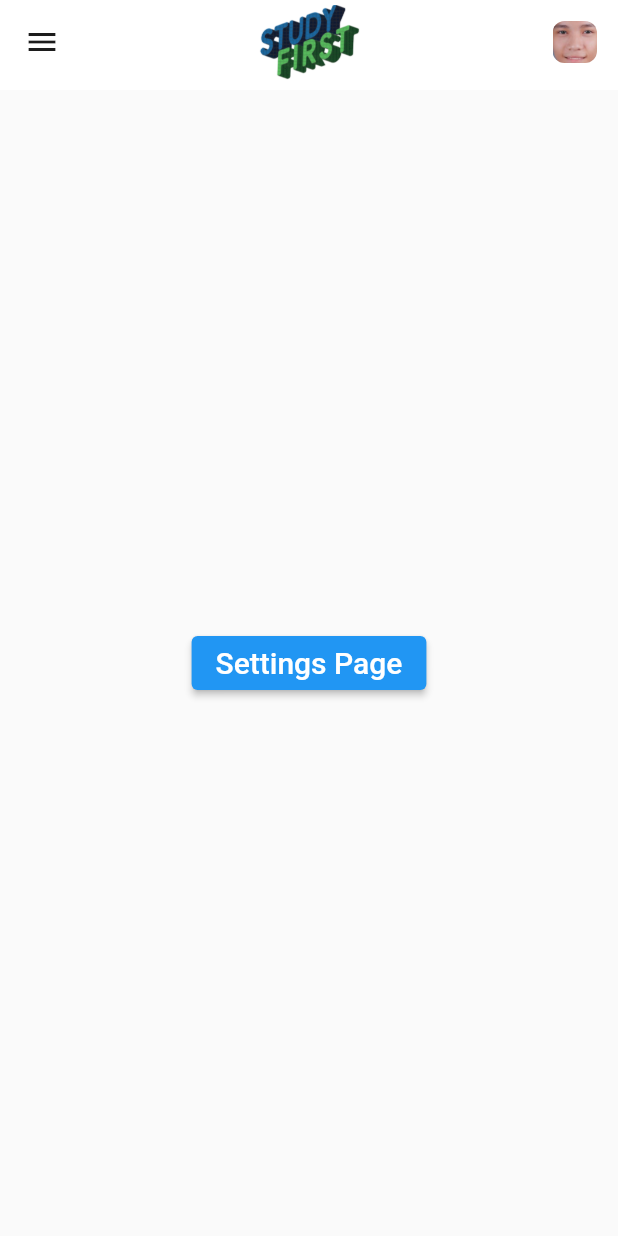
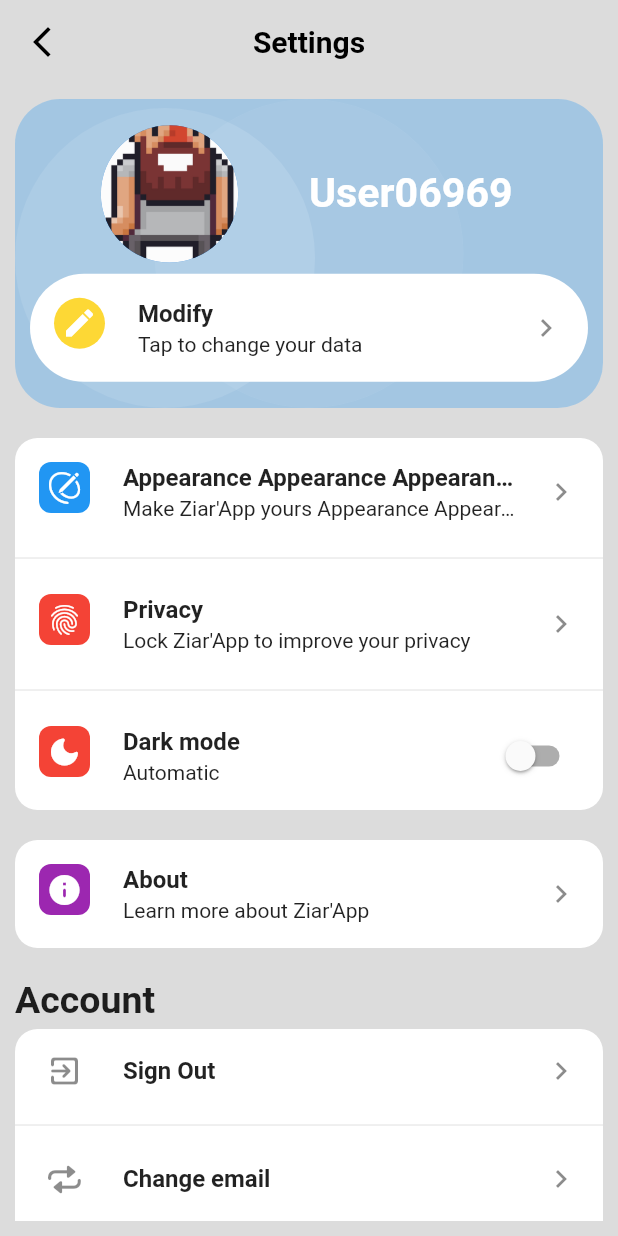
Before and after one commit to Bryan-Monterozo/study_first_ggs_later, a Flutter app: the StudySettings screen opened directly, on a phone screen of 412 x 824 dp. Run offline on Flutter 3.47's test engine with Material 2 defaults, Android fonts, the phone set to English and light mode, and no system bars; our stand-ins replace card_swiper, cloud_firestore, confetti, firebase_core, flip_card, get and 4 more; missing offline and left inert: enum_to_string, syncfusion_flutter_core; accounts and stored records are empty; Roboto replaces fonts that are missing (Product Sans); statements that could not run were skipped.

Commit message:
placeholder (will customize laterrrrr)

```diff
--- a/lib/modules/settings/view/screens/settings.dart
+++ b/lib/modules/settings/view/screens/settings.dart
@@ -1,12 +1,18 @@
 // import 'package:cloud_firestore/cloud_firestore.dart';
+
+import 'package:flutter/foundation.dart';
 import 'package:flutter/material.dart';
 import 'package:get/get.dart';
 import 'package:study_first_ggs_later/core/constants/route.dart';
-import 'package:study_first_ggs_later/modules/settings/view/screens/settingspage.dart';
-import 'package:study_first_ggs_later/modules/settings/view/widgets/settings_buttons.dart';
 import 'package:study_first_ggs_later/modules/shared/app_bar.dart';
 import 'package:study_first_ggs_later/modules/shared/controller/nav_controller.dart';
-import 'package:study_first_ggs_later/modules/shared/nav_bar.dart';
+
+// import 'package:babstrap_settings_screen/babstrap_settings_screen.dart';
+import 'package:flutter/cupertino.dart';
+import 'package:study_first_ggs_later/modules/settings/view/widgets/settings_user_card.dart';
+import 'package:study_first_ggs_later/modules/settings/view/widgets/settings_icon_style.dart';
+import 'package:study_first_ggs_later/modules/settings/view/widgets/settings_item.dart';
+import 'package:study_first_ggs_later/modules/settings/view/widgets/settings_group.dart';
 
 class StudySettings extends StatelessWidget {
   static const String routeName = '/settings';
@@ -19,24 +25,119 @@ class StudySettings extends StatelessWidget {
       currentRoute: CurrentRoute.settings,
     );
     return Scaffold(
-      drawer: const NavDrawer(),
-      appBar: SharedAppBar(
-        titlePic: titlePic(context),
-        withPic: withPic(context),
+       backgroundColor: Color.fromARGB(255, 218, 218, 218).withOpacity(.94),
+      appBar: AppBar(
+        leading: leadingBack(context),
+        title: const Text(
+          "Settings",
+          style: TextStyle(color: Colors.black, fontWeight: FontWeight.bold),
+        ),
+        centerTitle: true,
+        backgroundColor: Colors.transparent,
+        elevation: 0,
       ),
-      body: Center(
-        child: Column(
-          mainAxisAlignment: MainAxisAlignment.center,
-          crossAxisAlignment: CrossAxisAlignment.center,
+      body: Padding(
+        padding: const EdgeInsets.all(10),
+        child: ListView(
           children: [
-            SettingsButton(
+            // User card
+            UserCard(
+              cardColor: Colors.blue.withOpacity(0.3),
+              userName: "User06969",
+              userProfilePic: const AssetImage('assets/images/Ellipse1.png'),
+              cardActionWidget: SettingsItem(
+                icons: Icons.edit,
+                iconStyle: IconStyle(
+                  withBackground: true,
+                  borderRadius: 50,
+                  backgroundColor: Colors.yellow[600],
+                ),
+                title: "Modify",
+                subtitle: "Tap to change your data",
                 onTap: () {
-                  Navigator.push(
-                      context,
-                      MaterialPageRoute(
-                          builder: (context) => const SettingsPage()));
+                  print("OK");
                 },
-                text: 'Settings Page')
+              ),
+            ),
+            SettingsGroup(
+              items: [
+                SettingsItem(
+                  onTap: () {},
+                  icons: CupertinoIcons.pencil_outline,
+                  iconStyle: IconStyle(),
+                  title:
+                      'Appearance Appearance Appearance Appearance Appearance Appearance Appearance Appearance Appearance Appearance Appearance Appearance Appearance Appearance Appearance Appearance Appearance Appearance Appearance Appearance',
+                  subtitle:
+                      "Make Ziar'App yours Appearance Appearance Appearance Appearance Appearance Appearance Appearance Appearance Appearance Appearance Appearance Appearance Appearance Appearance Appearance Appearance Appearance Appearance Appearance Appearance",
+                  titleMaxLine: 1,
+                  subtitleMaxLine: 1,
+                ),
+                SettingsItem(
+                  onTap: () {},
+                  icons: Icons.fingerprint,
+                  iconStyle: IconStyle(
+                    iconsColor: Colors.white,
+                    withBackground: true,
+                    backgroundColor: Colors.red,
+                  ),
+                  title: 'Privacy',
+                  subtitle: "Lock Ziar'App to improve your privacy",
+                ),
+                SettingsItem(
+                  onTap: () {},
+                  icons: Icons.dark_mode_rounded,
+                  iconStyle: IconStyle(
+                    iconsColor: Colors.white,
+                    withBackground: true,
+                    backgroundColor: Colors.red,
+                  ),
+                  title: 'Dark mode',
+                  subtitle: "Automatic",
+                  trailing: Switch.adaptive(
+                    value: false,
+                    onChanged: (value) {},
+                  ),
+                ),
+              ],
+            ),
+            SettingsGroup(
+              items: [
+                SettingsItem(
+                  onTap: () {},
+                  icons: Icons.info_rounded,
+                  iconStyle: IconStyle(
+                    backgroundColor: Colors.purple,
+                  ),
+                  title: 'About',
+                  subtitle: "Learn more about Ziar'App",
+                ),
+              ],
+            ),
+            // You can add a settings title
+            SettingsGroup(
+              settingsGroupTitle: "Account",
+              items: [
+                SettingsItem(
+                  onTap: () {},
+                  icons: Icons.exit_to_app_rounded,
+                  title: "Sign Out",
+                ),
+                SettingsItem(
+                  onTap: () {},
+                  icons: CupertinoIcons.repeat,
+                  title: "Change email",
+                ),
+                SettingsItem(
+                  onTap: () {},
+                  icons: CupertinoIcons.delete_solid,
+                  title: "Delete account",
+                  titleStyle: TextStyle(
+                    color: Colors.red,
+                    fontWeight: FontWeight.bold,
+                  ),
+                ),
+              ],
+            ),
           ],
         ),
       ),
--- /dev/null
+++ b/lib/modules/settings/view/widgets/settings_group.dart
@@ -0,0 +1,67 @@
+import 'package:study_first_ggs_later/modules/settings/view/widgets/settings_item.dart';
+import 'package:study_first_ggs_later/modules/settings/view/widgets/settings_screen_utils.dart';
+import 'package:flutter/material.dart';
+
+/// This component group the Settings items (BabsComponentSettingsItem)
+/// All one BabsComponentSettingsGroup have a title and the developper can improve the design.
+class SettingsGroup extends StatelessWidget {
+  final String? settingsGroupTitle;
+  final TextStyle? settingsGroupTitleStyle;
+  final List<SettingsItem> items;
+  final EdgeInsets? margin;
+  // Icons size
+  final double? iconItemSize;
+
+  SettingsGroup(
+      {this.settingsGroupTitle,
+      this.settingsGroupTitleStyle,
+      required this.items,
+      this.margin,
+      this.iconItemSize = 25});
+
+  @override
+  Widget build(BuildContext context) {
+    if (this.iconItemSize != null)
+      SettingsScreenUtils.settingsGroupIconSize = iconItemSize;
+
+    return Container(
+      margin: margin ?? EdgeInsets.only(bottom: 20),
+      child: Column(
+        crossAxisAlignment: CrossAxisAlignment.start,
+        children: [
+          // The title
+          (settingsGroupTitle != null)
+              ? Padding(
+                  padding: const EdgeInsets.only(bottom: 5),
+                  child: Text(
+                    settingsGroupTitle!,
+                    style: (settingsGroupTitleStyle == null)
+                        ? TextStyle(fontSize: 25, fontWeight: FontWeight.bold)
+                        : settingsGroupTitleStyle,
+                  ),
+                )
+              : Container(),
+          // The SettingsGroup sections
+          Container(
+            decoration: BoxDecoration(
+              color: Theme.of(context).cardColor,
+              borderRadius: BorderRadius.circular(15),
+            ),
+            child: ListView.separated(
+              separatorBuilder: (context, index) {
+                return Divider();
+              },
+              itemCount: items.length,
+              itemBuilder: (BuildContext context, int index) {
+                return items[index];
+              },
+              shrinkWrap: true,
+              padding: EdgeInsets.zero,
+              physics: ScrollPhysics(),
+            ),
+          ),
+        ],
+      ),
+    );
+  }
+}
--- /dev/null
+++ b/lib/modules/settings/view/widgets/settings_icon_style.dart
@@ -0,0 +1,18 @@
+import 'package:flutter/material.dart';
+
+class IconStyle {
+  Color? iconsColor;
+  bool? withBackground;
+  Color? backgroundColor;
+  double? borderRadius;
+
+  IconStyle({
+    iconsColor = Colors.white,
+    withBackground = true,
+    backgroundColor = Colors.blue,
+    borderRadius = 8,
+  })  : this.iconsColor = iconsColor,
+        this.withBackground = withBackground,
+        this.backgroundColor = backgroundColor,
+        this.borderRadius = double.parse(borderRadius!.toString());
+}
--- /dev/null
+++ b/lib/modules/settings/view/widgets/settings_item.dart
@@ -0,0 +1,81 @@
+import 'package:flutter/material.dart';
+import 'package:study_first_ggs_later/modules/settings/view/widgets/settings_icon_style.dart';
+import 'package:study_first_ggs_later/modules/settings/view/widgets/settings_screen_utils.dart ';
+
+
+class SettingsItem extends StatelessWidget {
+  final IconData icons;
+  final IconStyle? iconStyle;
+  final String title;
+  final TextStyle? titleStyle;
+  final String? subtitle;
+  final TextStyle? subtitleStyle;
+  final Widget? trailing;
+  final VoidCallback? onTap;
+  final Color? backgroundColor;
+  final int? titleMaxLine;
+  final int? subtitleMaxLine;
+  final TextOverflow? overflow;
+
+
+
+  SettingsItem(
+      {required this.icons,
+      this.iconStyle,
+      required this.title,
+      this.titleStyle,
+      this.subtitle,
+      this.subtitleStyle,
+      this.backgroundColor,
+      this.trailing,
+      this.onTap,
+      this.titleMaxLine,
+      this.subtitleMaxLine,
+      this.overflow = TextOverflow.ellipsis});
+
+  @override
+  Widget build(BuildContext context) {
+    return ClipRRect(
+      borderRadius: BorderRadius.circular(15),
+      child: ListTile(
+        onTap: onTap,
+        leading: (iconStyle != null && iconStyle!.withBackground!)
+            ? Container(
+                decoration: BoxDecoration(
+                  color: iconStyle!.backgroundColor,
+                  borderRadius: BorderRadius.circular(iconStyle!.borderRadius!),
+                ),
+                padding: EdgeInsets.all(5),
+                child: Icon(
+                  icons,
+                  size: SettingsScreenUtils.settingsGroupIconSize,
+                  color: iconStyle!.iconsColor,
+                ),
+              )
+            : Padding(
+                padding: EdgeInsets.all(5),
+                child: Icon(
+                  icons,
+                  size: SettingsScreenUtils.settingsGroupIconSize,
+                ),
+              ),
+        title: Text(
+          title,
+          style: titleStyle ?? TextStyle(fontWeight: FontWeight.bold),
+          maxLines: titleMaxLine,
+          overflow: titleMaxLine != null ? overflow : null,
+        ),
+        subtitle: (subtitle != null)
+            ? Text(
+                subtitle!,
+                style: subtitleStyle ?? Theme.of(context).textTheme.bodyMedium!,
+                maxLines: subtitleMaxLine,
+                overflow:
+                    subtitleMaxLine != null ? TextOverflow.ellipsis : null,
+              )
+            : null,
+        trailing: (trailing != null) ? trailing : Icon(Icons.navigate_next),
+      ),
+    );
+  }
+}
--- /dev/null
+++ b/lib/modules/settings/view/widgets/settings_screen_utils.dart
@@ -0,0 +1,6 @@
+import 'package:flutter/material.dart';
+
+class SettingsScreenUtils {
+  static double? settingsGroupIconSize;
+  static TextStyle? settingsGroupTitleStyle;
+}
--- /dev/null
+++ b/lib/modules/settings/view/widgets/settings_user_card.dart
@@ -0,0 +1,112 @@
+import 'package:flutter/material.dart';
+import 'package:flutter/foundation.dart';
+
+class UserCard extends StatelessWidget {
+  final Color? cardColor;
+  final Color? backgroundColor;
+  final Color? settingColor;
+  final double? cardRadius;
+  final Color? backgroundMotifColor;
+  final Widget? cardActionWidget;
+  final String? userName;
+  final Widget? userMoreInfo;
+  final ImageProvider userProfilePic;
+
+  UserCard({
+    required this.cardColor,
+    this.backgroundColor,
+    this.settingColor,
+    this.cardRadius = 30,
+    required this.userName,
+    this.backgroundMotifColor = Colors.white,
+    this.cardActionWidget,
+    this.userMoreInfo,
+    required this.userProfilePic,
+  });
+
+  @override
+  Widget build(BuildContext context) {
+    var mediaQueryHeight = MediaQuery.of(context).size.height;
+    return Container(
+      height: mediaQueryHeight / 4,
+      margin: EdgeInsets.only(bottom: 20),
+      decoration: BoxDecoration(
+        color: cardColor,
+        borderRadius:
+            BorderRadius.circular(double.parse(cardRadius!.toString())),
+      ),
+      child: Stack(
+        children: [
+          Align(
+            alignment: Alignment.bottomLeft,
+            child: CircleAvatar(
+              radius: 100,
+              backgroundColor: backgroundMotifColor!.withOpacity(.1),
+            ),
+          ),
+          Align(
+            alignment: Alignment.center,
+            child: CircleAvatar(
+              radius: 400,
+              backgroundColor: backgroundMotifColor!.withOpacity(.05),
+            ),
+          ),
+          Container(
+            margin: EdgeInsets.all(10),
+            child: Column(
+              crossAxisAlignment: CrossAxisAlignment.center,
+              mainAxisAlignment: (cardActionWidget != null)
+                  ? MainAxisAlignment.spaceEvenly
+                  : MainAxisAlignment.center,
+              children: [
+                Row(
+                  crossAxisAlignment: CrossAxisAlignment.center,
+                  mainAxisAlignment: MainAxisAlignment.spaceEvenly,
+                  children: [
+                    // User profile
+                    Expanded(
+                      child: CircleAvatar(
+                        radius: mediaQueryHeight / 18,
+                        backgroundImage: AssetImage(kIsWeb
+                            ? 'assets/images/Ellipse1.png'
+                            : 'assets/images/Ellipse1.png'),
+                      ),
+                    ),
+                    Expanded(
+                      child: Column(
+                        crossAxisAlignment: CrossAxisAlignment.start,
+                        mainAxisAlignment: MainAxisAlignment.center,
+                        children: [
+                          Text(
+                            userName!,
+                            style: TextStyle(
+                              fontWeight: FontWeight.bold,
+                              fontSize: mediaQueryHeight / 30,
+                              color: Colors.white,
+                            ),
+                          ),
+                          if (userMoreInfo != null) ...[
+                            userMoreInfo!,
+                          ],
+                        ],
+                      ),
+                    ),
+                  ],
+                ),
+                Container(
+                  decoration: BoxDecoration(
+                    borderRadius: BorderRadius.circular(50),
+                    color: settingColor ?? Theme.of(context).cardColor,
+                  ),
+                  child: (cardActionWidget != null)
+                      ? cardActionWidget
+                      : Container(),
+                )
+              ],
+            ),
+          ),
+        ],
+      ),
+    );
+  }
+}
```
